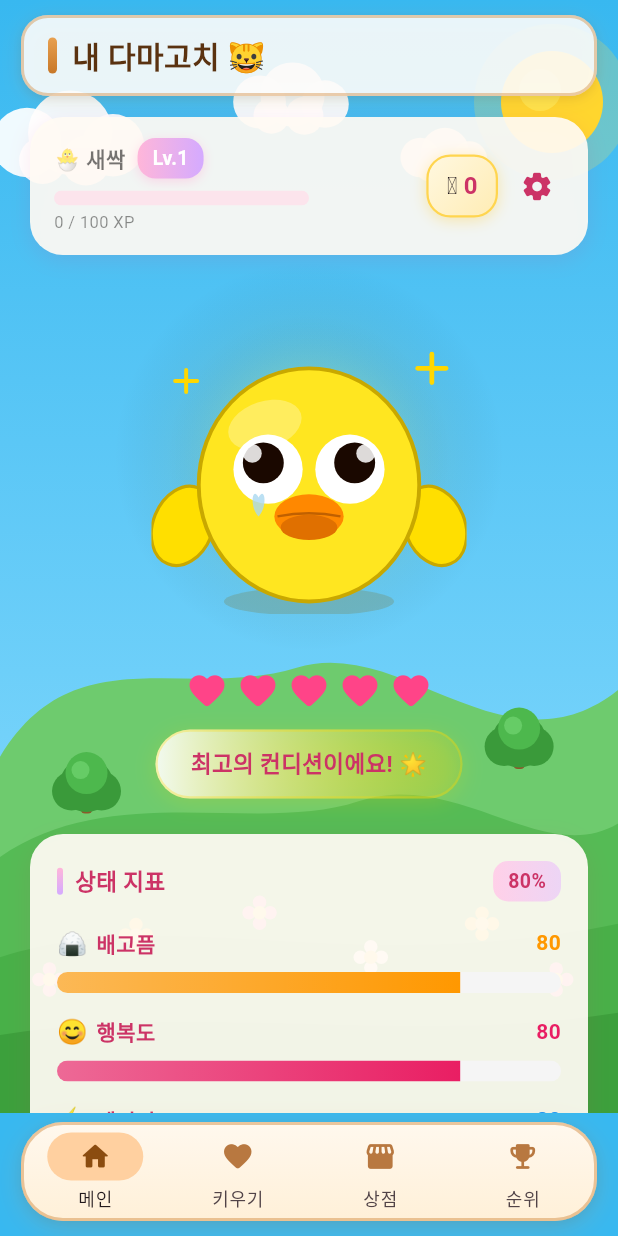
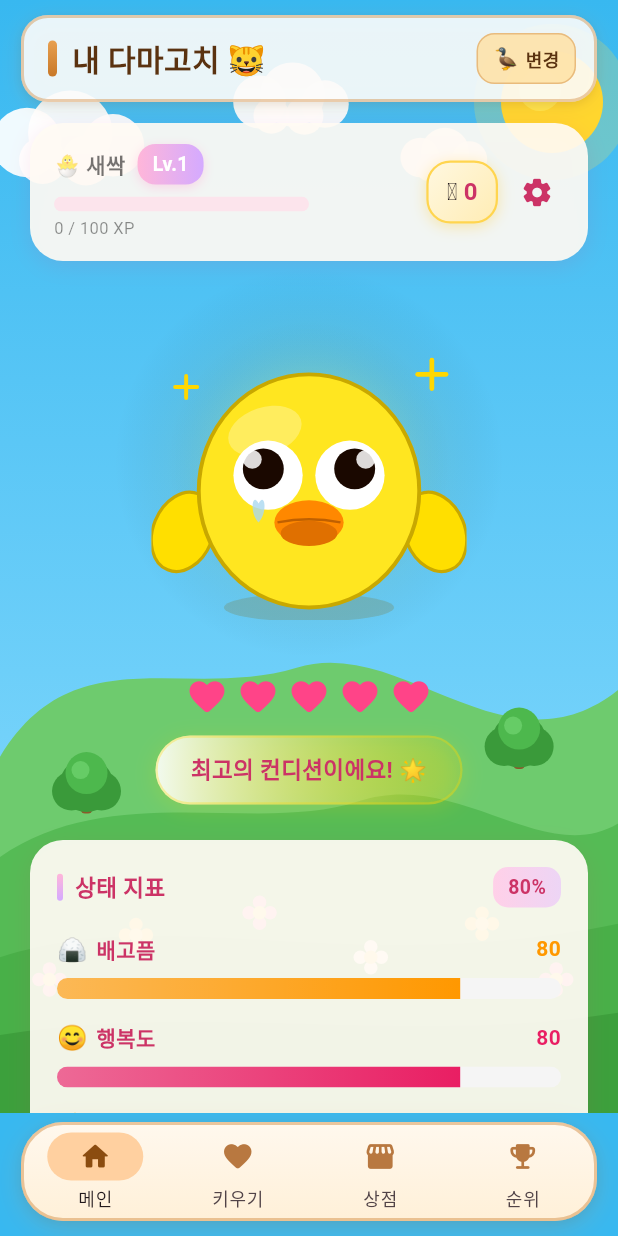
Before and after one commit to juhwan16/Damagochi, a Flutter app: the MainScreen screen opened directly, on a phone screen of 412 x 824 dp. Run offline on Flutter 3.47's test engine with Material 3 defaults, Android fonts, the phone set to English and light mode, and no system bars; our stand-ins replace flutter_svg, shared_preferences; accounts and stored records are empty.

Commit message:
캐릭터 선택 화면 추가 및 랭킹 레벨 새로고침 수정
- 캐릭터 최대 3개 슬롯 지원 (생성/선택/삭제)
- StorageService: 슬롯별 독립 데이터 분리 (s1_/s2_/s3_ 키 프리픽스)
- CharacterSelectScreen: 슬롯 카드 UI, 이름 입력 다이얼로그
- MainScreen: 상단 '🦆 변경' 버튼으로 캐릭터 선택 화면 복귀
- RankingTab: refreshTrigger 파라미터 추가, 탭 진입 시 즉시 새로고침

Co-Authored-By: Claude Sonnet 4.6 <noreply@anthropic.com>

```diff
--- a/lib/main.dart
+++ b/lib/main.dart
@@ -1,5 +1,5 @@
 import 'package:flutter/material.dart';
-import 'main_screen.dart';
+import 'character_select_screen.dart';
 import 'settings_screen.dart';
 
 void main() {
@@ -18,7 +18,7 @@ class DamagochiApp extends StatelessWidget {
         colorScheme: ColorScheme.fromSeed(seedColor: const Color(0xFFFF85B3)),
         useMaterial3: true,
       ),
-      home: const MainScreen(),
+      home: const CharacterSelectScreen(),
       routes: {
         '/settings': (context) => const SettingsScreen(),
       },
--- a/lib/main_screen.dart
+++ b/lib/main_screen.dart
@@ -5,6 +5,7 @@ import 'care_tab.dart';
 import 'shop_tab.dart';
 import 'ranking_tab.dart';
 import 'game_background.dart';
+import 'character_select_screen.dart';
 
 class MainScreen extends StatefulWidget {
   const MainScreen({super.key});
@@ -22,6 +23,13 @@ class _MainScreenState extends State<MainScreen> {
   void initState() {
     super.initState();
     _loadTheme();
+  }
+
+  void _goToCharacterSelect() {
+    Navigator.pushReplacement(
+      context,
+      MaterialPageRoute(builder: (_) => const CharacterSelectScreen()),
+    );
   }
 
   Future<void> _loadTheme() async {
@@ -59,7 +67,7 @@ class _MainScreenState extends State<MainScreen> {
                   HomeTab(customVersion: _customVersion),
                   CareTab(customVersion: _customVersion),
                   ShopTab(onCustomizationChanged: _loadTheme),
-                  const RankingTab(),
+                  RankingTab(refreshTrigger: _index == 3 ? _customVersion : 0),
                 ],
               ),
             ),
@@ -110,12 +118,32 @@ class _MainScreenState extends State<MainScreen> {
               borderRadius: BorderRadius.circular(3),
             ),
           ),
-          Text(
-            titles[_index],
-            style: const TextStyle(
-              fontSize: 20,
-              fontWeight: FontWeight.bold,
-              color: Color(0xFF5A3210),
+          Expanded(
+            child: Text(
+              titles[_index],
+              style: const TextStyle(
+                fontSize: 20,
+                fontWeight: FontWeight.bold,
+                color: Color(0xFF5A3210),
+              ),
+            ),
+          ),
+          GestureDetector(
+            onTap: _goToCharacterSelect,
+            child: Container(
+              padding: const EdgeInsets.symmetric(horizontal: 10, vertical: 6),
+              decoration: BoxDecoration(
+                color: const Color(0xFFFFE0A0).withValues(alpha: 0.8),
+                borderRadius: BorderRadius.circular(12),
+                border: Border.all(
+                  color: const Color(0xFFD4914A).withValues(alpha: 0.5),
+                ),
+              ),
+              child: const Row(mainAxisSize: MainAxisSize.min, children: [
+                Text('🦆', style: TextStyle(fontSize: 14)),
+                SizedBox(width: 4),
+                Text('변경', style: TextStyle(fontSize: 12, color: Color(0xFF5A3210), fontWeight: FontWeight.bold)),
+              ]),
             ),
           ),
         ]),
@@ -159,7 +187,10 @@ class _MainScreenState extends State<MainScreen> {
             child: NavigationBar(
               height: 66,
               selectedIndex: _index,
-              onDestinationSelected: (i) => setState(() => _index = i),
+              onDestinationSelected: (i) => setState(() {
+                _index = i;
+                if (i == 3) _customVersion++; // ranking 탭 진입 시 새로고침
+              }),
               backgroundColor: Colors.transparent,
               indicatorColor: const Color(0xFFFFD0A0),
               labelBehavior: NavigationDestinationLabelBehavior.alwaysShow,
--- a/lib/storage_service.dart
+++ b/lib/storage_service.dart
@@ -11,30 +11,75 @@ typedef CareResult = ({
 });
 
 class StorageService {
-  // Pet stats
-  static const _goalKey = 'goal_minutes';
-  static const _levelKey = 'pet_level';
-  static const _xpKey = 'pet_xp';
-  static const _lastDateKey = 'last_reward_date';
-  static const _hungerKey = 'pet_hunger';
-  static const _happinessKey = 'pet_happiness';
-  static const _energyKey = 'pet_energy';
-  static const _coinsKey = 'pet_coins';
-  static const _lastUpdateKey = 'last_update_time';
-  static const _streakKey = 'current_streak';
-  static const _totalDaysKey = 'total_goal_days';
+  // ─── Active slot (1~3) ───────────────────────────────────────
+  static int _slot = 1;
+  static int get activeSlot => _slot;
+  static void setActiveSlot(int s) => _slot = s;
 
-  // Customization
-  static const _equippedAccKey = 'equipped_accessory';
-  static const _equippedThemeKey = 'equipped_theme';
-  static const _equippedColorKey = 'equipped_color';
-  static const _unlockedAccKey = 'unlocked_accessories';
-  static const _unlockedThemesKey = 'unlocked_themes';
-  static const _unlockedColorsKey = 'unlocked_colors';
+  // Per-slot key prefix
+  static String get _p => 's${_slot}_';
 
-  // Test mode
-  static const _testModeKey = 'test_mode';
+  // Per-slot keys
+  static String get _goalKey       => '${_p}goal_minutes';
+  static String get _levelKey      => '${_p}pet_level';
+  static String get _xpKey         => '${_p}pet_xp';
+  static String get _lastDateKey   => '${_p}last_reward_date';
+  static String get _hungerKey     => '${_p}pet_hunger';
+  static String get _happinessKey  => '${_p}pet_happiness';
+  static String get _energyKey     => '${_p}pet_energy';
+  static String get _coinsKey      => '${_p}pet_coins';
+  static String get _lastUpdateKey => '${_p}last_update_time';
+  static String get _streakKey     => '${_p}current_streak';
+  static String get _totalDaysKey  => '${_p}total_goal_days';
+
+  // Per-slot customization keys
+  static String get _equippedAccKey    => '${_p}equipped_accessory';
+  static String get _equippedThemeKey  => '${_p}equipped_theme';
+  static String get _equippedColorKey  => '${_p}equipped_color';
+  static String get _unlockedAccKey    => '${_p}unlocked_accessories';
+  static String get _unlockedThemesKey => '${_p}unlocked_themes';
+  static String get _unlockedColorsKey => '${_p}unlocked_colors';
+
+  // Global keys (not per-slot)
+  static const _testModeKey  = 'test_mode';
   static const _testUsageKey = 'test_usage_minutes';
+
+  // ─── Character slot management ───────────────────────────────
+
+  static String _slotNameKey(int slot) => 'slot_${slot}_name';
+
+  static Future<String?> getSlotName(int slot) async {
+    final prefs = await SharedPreferences.getInstance();
+    final name = prefs.getString(_slotNameKey(slot));
+    return (name == null || name.isEmpty) ? null : name;
+  }
+
+  static Future<void> createSlot(int slot, String name) async {
+    final prefs = await SharedPreferences.getInstance();
+    await prefs.setString(_slotNameKey(slot), name);
+  }
+
+  static Future<void> deleteSlot(int slot) async {
+    final prefs = await SharedPreferences.getInstance();
+    await prefs.remove(_slotNameKey(slot));
+    // Remove all slot-specific keys
+    final prefix = 's${slot}_';
+    final keys = prefs.getKeys().where((k) => k.startsWith(prefix)).toList();
+    for (final k in keys) {
+      await prefs.remove(k);
+    }
+  }
+
+  // Returns list of (slot, name, level) for all 3 slots
+  static Future<List<(int, String?, int)>> listSlots() async {
+    final prefs = await SharedPreferences.getInstance();
+    return List.generate(3, (i) {
+      final slot = i + 1;
+      final name = prefs.getString(_slotNameKey(slot));
+      final level = prefs.getInt('s${slot}_pet_level') ?? 1;
+      return (slot, (name == null || name.isEmpty) ? null : name, level);
+    });
+  }
 
   // ─── Pet stats ───────────────────────────────────────────────
 
@@ -46,12 +91,10 @@ class StorageService {
     final now = DateTime.now().millisecondsSinceEpoch;
     final hours = (now - lastUpdate) / 3600000.0;
 
-    // 스탯 감소 속도 완화: 배고픔 4→2.5/h, 행복 3→2/h, 에너지 2→1.5/h
     int hunger =
         ((prefs.getInt(_hungerKey) ?? 80) - hours * 2.5).round().clamp(0, 100);
-    int happiness = ((prefs.getInt(_happinessKey) ?? 80) - hours * 2.0)
-        .round()
-        .clamp(0, 100);
+    int happiness =
+        ((prefs.getInt(_happinessKey) ?? 80) - hours * 2.0).round().clamp(0, 100);
     int energy =
         ((prefs.getInt(_energyKey) ?? 80) - hours * 1.5).round().clamp(0, 100);
 
@@ -83,7 +126,7 @@ class StorageService {
     await prefs.setInt(_goalKey, minutes);
   }
 
-  // ─── Care actions (쿨다운 + XP/코인 보상) ─────────────────────
+  // ─── Care actions ────────────────────────────────────────────
 
   static int _cooldownMs(int hours) => hours * 60 * 60 * 1000;
 
@@ -91,7 +134,7 @@ class StorageService {
     final prefs = await SharedPreferences.getInstance();
     const cooldownHours = {'feed': 2, 'play': 1, 'sleep': 4, 'clean': 3};
     final hours = cooldownHours[action] ?? 1;
-    final lastTime = prefs.getInt('last_${action}_time') ?? 0;
+    final lastTime = prefs.getInt('${_p}last_${action}_time') ?? 0;
     final now = DateTime.now().millisecondsSinceEpoch;
     final remaining = _cooldownMs(hours) - (now - lastTime);
     return remaining > 0 ? remaining : 0;
@@ -106,7 +149,7 @@ class StorageService {
   }) async {
     final prefs = await SharedPreferences.getInstance();
     final now = DateTime.now().millisecondsSinceEpoch;
-    final lastTime = prefs.getInt('last_${key}_time') ?? 0;
+    final lastTime = prefs.getInt('${_p}last_${key}_time') ?? 0;
     final remaining = _cooldownMs(cooldownHours) - (now - lastTime);
 
     if (remaining > 0) {
@@ -120,9 +163,9 @@ class StorageService {
       );
     }
 
-    await prefs.setInt('last_${key}_time', now);
+    await prefs.setInt('${_p}last_${key}_time', now);
 
-    const statKeyMap = {
+    final statKeyMap = {
       'hunger': _hungerKey,
       'happiness': _happinessKey,
       'energy': _energyKey,
@@ -193,7 +236,7 @@ class StorageService {
     final coins = prefs.getInt(_coinsKey) ?? 0;
     if (coins < cost) return false;
     await prefs.setInt(_coinsKey, coins - cost);
-    const statKeyMap = {
+    final statKeyMap = {
       'hunger': _hungerKey,
       'happiness': _happinessKey,
       'energy': _energyKey,
@@ -238,11 +281,9 @@ class StorageService {
     await prefs.setString(_lastDateKey, today);
     xp += 20;
 
-    // 절약 분당 보너스: 5분 절약 = 1코인
     final minutesSaved = (goalMinutes - usageMinutes).clamp(0, goalMinutes);
     final minuteBonus = minutesSaved ~/ 5;
 
-    // 스트릭 보너스: 기본 20, 3일+ = 35, 7일+ = 50
     int coinBonus = 20;
     if (streak >= 7) coinBonus = 50;
     else if (streak >= 3) coinBonus = 35;
@@ -358,78 +399,41 @@ class StorageService {
 
   static String? accessoryAsset(String id) {
     switch (id) {
-      case 'crown':
-        return 'assets/svg/acc_crown.svg';
-      case 'ribbon':
-        return 'assets/svg/acc_ribbon.svg';
-      case 'hat':
-        return 'assets/svg/acc_hat.svg';
-      case 'glasses':
-        return 'assets/svg/acc_glasses.svg';
-      case 'santa':
-        return 'assets/svg/acc_santa.svg';
-      case 'halo':
-        return 'assets/svg/acc_halo.svg';
-      default:
-        return null;
+      case 'crown':   return 'assets/svg/acc_crown.svg';
+      case 'ribbon':  return 'assets/svg/acc_ribbon.svg';
+      case 'hat':     return 'assets/svg/acc_hat.svg';
+      case 'glasses': return 'assets/svg/acc_glasses.svg';
+      case 'santa':   return 'assets/svg/acc_santa.svg';
+      case 'halo':    return 'assets/svg/acc_halo.svg';
+      default:        return null;
     }
   }
 
   static Color? characterColor(String id) {
     switch (id) {
-      case 'mint':
-        return const Color(0xFF80D0C0);
-      case 'yellow':
-        return const Color(0xFFFFD080);
-      case 'sky':
-        return const Color(0xFF80B8E0);
-      case 'lavender':
-        return const Color(0xFFB880E0);
-      case 'peach':
-        return const Color(0xFFFFB080);
-      default:
-        return null;
+      case 'mint':     return const Color(0xFF80D0C0);
+      case 'yellow':   return const Color(0xFFFFD080);
+      case 'sky':      return const Color(0xFF80B8E0);
+      case 'lavender': return const Color(0xFFB880E0);
+      case 'peach':    return const Color(0xFFFFB080);
+      default:         return null;
     }
   }
 
   static List<Color> themeColors(String id) {
     switch (id) {
       case 'sky':
-        return [
-          const Color(0xFFE3F2FD),
-          const Color(0xFFBBDEFB),
-          const Color(0xFFE1F5FE)
-        ];
+        return [const Color(0xFFE3F2FD), const Color(0xFFBBDEFB), const Color(0xFFE1F5FE)];
       case 'forest':
-        return [
-          const Color(0xFFE8F5E9),
-          const Color(0xFFC8E6C9),
-          const Color(0xFFDCEDC8)
-        ];
+        return [const Color(0xFFE8F5E9), const Color(0xFFC8E6C9), const Color(0xFFDCEDC8)];
       case 'sunset':
-        return [
-          const Color(0xFFFFF8E1),
-          const Color(0xFFFFECB3),
-          const Color(0xFFFFE0B2)
-        ];
+        return [const Color(0xFFFFF8E1), const Color(0xFFFFECB3), const Color(0xFFFFE0B2)];
       case 'lavender':
-        return [
-          const Color(0xFFF3E5F5),
-          const Color(0xFFE1BEE7),
-          const Color(0xFFEDE7F6)
-        ];
+        return [const Color(0xFFF3E5F5), const Color(0xFFE1BEE7), const Color(0xFFEDE7F6)];
       case 'ocean':
-        return [
-          const Color(0xFFE0F7FA),
-          const Color(0xFFB2EBF2),
-          const Color(0xFFE0F2F1)
-        ];
+        return [const Color(0xFFE0F7FA), const Color(0xFFB2EBF2), const Color(0xFFE0F2F1)];
       default:
-        return [
-          const Color(0xFFFCE4EC),
-          const Color(0xFFF8BBD9),
-          const Color(0xFFEDD5F5)
-        ];
+        return [const Color(0xFFFCE4EC), const Color(0xFFF8BBD9), const Color(0xFFEDD5F5)];
     }
   }
 }
```
Also changed, not shown: lib/character_select_screen.dart (added, +341 -0 lines), lib/ranking_tab.dart (+11 -1 lines).
